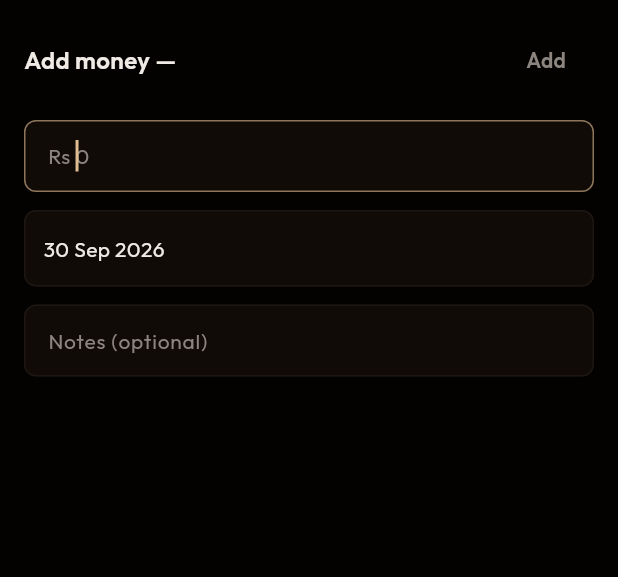
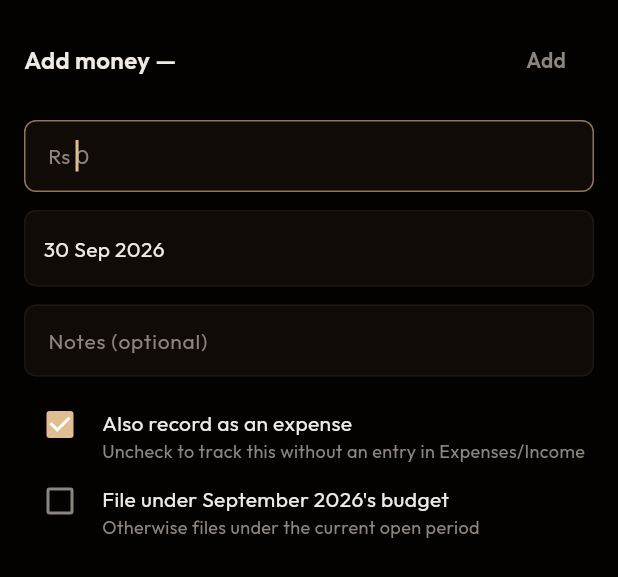
Before and after one commit to aneebbaig/align, a Flutter app: the _AddMoneySheet widget shown alone on an empty page, opened directly with empty values, on a phone screen of 412 x 824 dp. Shown: the top 577 px of the screen. Run offline on Flutter 3.47's test engine with Material 3 defaults, Android fonts, the phone set to English and light mode, and no system bars; drawn by our look-alikes of toastification; our stand-ins replace connectivity_plus, dio, flutter_riverpod, flutter_secure_storage, flutter_svg, freezed_annotation and 5 more; missing offline and left inert: home_widget; accounts and stored records are empty; generated files the repository leaves out were written again; network calls fail.

Commit message:
feat(mobile): withdraw from investments with optional income entry

```diff
--- a/apps/mobile/lib/features/investments/domain/entities/investment_entity.dart
+++ b/apps/mobile/lib/features/investments/domain/entities/investment_entity.dart
@@ -3,13 +3,20 @@ class ContributionEntity {
     required this.id,
     required this.amountPaisas,
     required this.date,
+    this.type = 'DEPOSIT',
+    this.hasTransaction = false,
     this.notes,
   });
 
   final String id;
   final int amountPaisas;
   final DateTime date;
+  final String type; // DEPOSIT | WITHDRAWAL
+  // True when this entry also booked an Expenses/Income transaction.
+  final bool hasTransaction;
   final String? notes;
+
+  bool get isWithdrawal => type == 'WITHDRAWAL';
 }
 
 class InvestmentEntity {
@@ -25,6 +32,8 @@ class InvestmentEntity {
     this.units,
     this.notes,
     this.planCategoryId,
+    this.withdrawnPaisas = 0,
+    this.gainFromServerPaisas,
   });
 
   final String id;
@@ -38,8 +47,11 @@ class InvestmentEntity {
   final double? units;
   final String? notes;
   final String? planCategoryId;
+  final int withdrawnPaisas;
+  final int? gainFromServerPaisas;
 
-  int get gainPaisas => currentValuePaisas - investedPaisas;
+  // Gain counts money already taken out: current + withdrawn - invested.
+  int get gainPaisas => gainFromServerPaisas ?? (currentValuePaisas + withdrawnPaisas - investedPaisas);
   double get gainPct =>
       investedPaisas > 0 ? (gainPaisas / investedPaisas) * 100 : 0;
 }
--- a/apps/mobile/lib/features/investments/presentation/widgets/investment_sheets.dart
+++ b/apps/mobile/lib/features/investments/presentation/widgets/investment_sheets.dart
@@ -4,6 +4,9 @@ import 'package:flutter_riverpod/flutter_riverpod.dart';
 
 import '../../../../core/errors/app_exception.dart';
 import '../../../../core/extensions/currency_ext.dart';
+import '../../../../core/providers/funding_context_provider.dart';
+import '../../../../core/widgets/book_transaction_field.dart';
+import '../../../../core/widgets/budget_period_field.dart';
 import '../../../../core/services/toast_service.dart';
 import '../../../../core/theme/app_colors.dart';
 import '../../../../core/theme/app_text_styles.dart';
@@ -42,6 +45,9 @@ Future<void> _sheet(BuildContext context, Widget child) => showModalBottomSheet<
 
 void showLogContributionSheet(BuildContext context, WidgetRef ref, InvestmentEntity inv) =>
     _sheet(context, _AddMoneySheet(name: inv.name, investment: inv));
+
+void showWithdrawSheet(BuildContext context, WidgetRef ref, InvestmentEntity inv) =>
+    _sheet(context, _AddMoneySheet(name: inv.name, investment: inv, isWithdrawal: true));
 
 // Add money to a plan category that has no linked Investment yet - the
 // datasource lazily creates one on the server. This is how "add to plan,
@@ -165,10 +171,11 @@ Widget _dateButton(BuildContext context, DateTime date, VoidCallback onTap) => G
 // the server via addMoneyToCategory).
 
 class _AddMoneySheet extends ConsumerStatefulWidget {
-  const _AddMoneySheet({required this.name, this.investment, this.category});
+  const _AddMoneySheet({required this.name, this.investment, this.category, this.isWithdrawal = false});
   final String name;
   final InvestmentEntity? investment;
   final PlanCategoryEntity? category;
+  final bool isWithdrawal;
   @override
   ConsumerState<_AddMoneySheet> createState() => _AddMoneySheetState();
 }
@@ -178,6 +185,15 @@ class _AddMoneySheetState extends ConsumerState<_AddMoneySheet> {
   final _notes = TextEditingController();
   DateTime _date = DateTime.now();
   bool _loading = false;
+  bool _book = true;
+  bool _fileUnderDate = false;
+
+  bool get _valid {
+    final p = _toPaisas(_amount.text);
+    if (p == null) return false;
+    if (widget.isWithdrawal) return p <= widget.investment!.currentValuePaisas;
+    return true;
+  }
 
   @override
   void dispose() {
@@ -193,12 +209,18 @@ class _AddMoneySheetState extends ConsumerState<_AddMoneySheet> {
     try {
       HapticFeedback.mediumImpact();
       final ds = ref.read(investmentsDatasourceProvider);
+      final month = _book && _fileUnderDate ? _date.month : null;
+      final year = _book && _fileUnderDate ? _date.year : null;
       if (widget.investment != null) {
         await ds.logContribution(
           investmentId: widget.investment!.id,
           amountPaisas: paisas,
           date: _date,
           notes: _notes.text.trim(),
+          type: widget.isWithdrawal ? 'WITHDRAWAL' : 'DEPOSIT',
+          skipTransaction: !_book,
+          budgetMonth: month,
+          budgetYear: year,
         );
       } else {
         await ds.addMoneyToCategory(
@@ -206,11 +228,14 @@ class _AddMoneySheetState extends ConsumerState<_AddMoneySheet> {
           amountPaisas: paisas,
           date: _date,
           notes: _notes.text.trim(),
+          skipTransaction: !_book,
+          budgetMonth: month,
+          budgetYear: year,
         );
       }
       ref.invalidate(investmentsProvider);
       if (mounted) {
-        ref.read(toastServiceProvider).success(context, 'Money added');
+        ref.read(toastServiceProvider).success(context, widget.isWithdrawal ? 'Withdrawal recorded' : 'Money added');
         Navigator.pop(context);
       }
     } catch (e) {
@@ -230,16 +255,21 @@ class _AddMoneySheetState extends ConsumerState<_AddMoneySheet> {
         crossAxisAlignment: CrossAxisAlignment.start,
         children: [
           _SheetHeader(
-            title: 'Add money — ${widget.name}',
+            title: '${widget.isWithdrawal ? 'Withdraw' : 'Add money'} — ${widget.name}',
             onSubmit: _submit,
-            canSubmit: _toPaisas(_amount.text) != null,
+            canSubmit: _valid,
             loading: _loading,
-            submitLabel: 'Add',
+            submitLabel: widget.isWithdrawal ? 'Withdraw' : 'Add',
           ),
           const SizedBox(height: 16),
           _Field(controller: _amount, hint: '0', prefix: 'Rs ', autofocus: true,
               keyboardType: const TextInputType.numberWithOptions(decimal: true),
               onChanged: () => setState(() {})),
+          if (widget.isWithdrawal) ...[
+            const SizedBox(height: 6),
+            Text('Current value ${widget.investment!.currentValuePaisas.formatPKR()} - you can\'t take out more',
+                style: AppTextStyles.bodySmall),
+          ],
           const SizedBox(height: 12),
           _dateButton(context, _date, () async {
             final p = await _pickDate(context, _date);
@@ -247,8 +277,49 @@ class _AddMoneySheetState extends ConsumerState<_AddMoneySheet> {
           }),
           const SizedBox(height: 12),
           _Field(controller: _notes, hint: 'Notes (optional)'),
+          const SizedBox(height: 8),
+          BookTransactionField(
+            label: widget.isWithdrawal ? 'income' : 'an expense',
+            checked: _book,
+            onChanged: (v) => setState(() => _book = v),
+          ),
+          if (_book) ...[
+            BudgetPeriodField(
+              date: _date,
+              checked: _fileUnderDate,
+              onChanged: (v) => setState(() => _fileUnderDate = v),
+            ),
+            if (!widget.isWithdrawal) _AvailableIncome(
+              month: _fileUnderDate ? _date.month : null,
+              year: _fileUnderDate ? _date.year : null,
+            ),
+          ],
         ],
       ),
+    );
+  }
+}
+
+// "Paid from income · Rs X available" for whichever period the entry targets.
+class _AvailableIncome extends ConsumerWidget {
+  const _AvailableIncome({this.month, this.year});
+  final int? month;
+  final int? year;
+
+  @override
+  Widget build(BuildContext context, WidgetRef ref) {
+    final ctx = ref.watch(fundingContextProvider(month, year));
+    return ctx.maybeWhen(
+      data: (c) => Padding(
+        padding: const EdgeInsets.only(left: 12, top: 4),
+        child: Text(
+          'Paid from income · ${c.monthlyIncomeAvailablePaisas.formatPKR()} available',
+          style: AppTextStyles.bodySmall.copyWith(
+            color: c.monthlyIncomeAvailablePaisas >= 0 ? AppColors.mutedForeground : AppColors.destructive,
+          ),
+        ),
+      ),
+      orElse: () => const SizedBox.shrink(),
     );
   }
 }
@@ -307,7 +378,10 @@ class _UpdateValueSheetState extends ConsumerState<_UpdateValueSheet> {
             loading: _loading,
           ),
           const SizedBox(height: 8),
-          const Text('What it is worth now (mark-to-market)', style: AppTextStyles.bodySmall),
+          const Text(
+            "Only changes what it's worth today. Doesn't record money in or out - use Add money or Withdraw for that.",
+            style: AppTextStyles.bodySmall,
+          ),
           const SizedBox(height: 12),
           _Field(controller: _value, hint: '0', prefix: 'Rs ', autofocus: true,
               keyboardType: const TextInputType.numberWithOptions(decimal: true),
@@ -597,8 +671,13 @@ class _HistorySheet extends ConsumerWidget {
                       child: Column(
                         crossAxisAlignment: CrossAxisAlignment.start,
                         children: [
-                          Text(c.amountPaisas.formatPKR(),
-                              style: AppTextStyles.bodyMedium.copyWith(fontWeight: FontWeight.w600)),
+                          Text(
+                            '${c.isWithdrawal ? '−' : '+'}${c.amountPaisas.formatPKR()}${c.hasTransaction ? (c.isWithdrawal ? ' · in Income' : ' · in Expenses') : ''}',
+                            style: AppTextStyles.bodyMedium.copyWith(
+                              fontWeight: FontWeight.w600,
+                              color: c.isWithdrawal ? AppColors.destructive : AppColors.foreground,
+                            ),
+                          ),
                           Text(shortDate(c.date) + (c.notes != null && c.notes!.isNotEmpty ? ' · ${c.notes}' : ''),
                               style: AppTextStyles.bodySmall),
                         ],
```
Also changed, not shown: apps/mobile/lib/features/investments/data/datasources/investments_datasource.dart (+40 -24 lines), apps/mobile/lib/features/investments/presentation/pages/investments_page.dart (+10 -1 lines).
